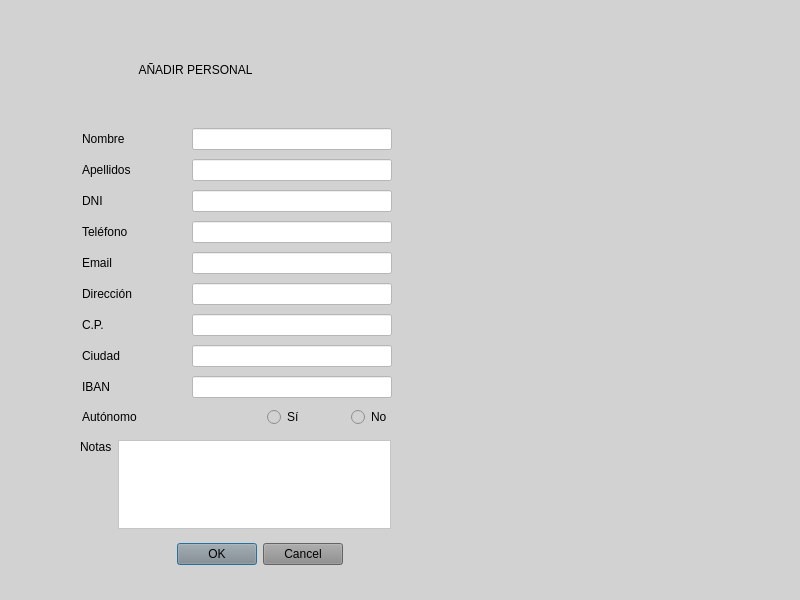
Above: elaleph/anadirpersonal_ui.ui from Aleph1981/elaleph before the change. Below: the same form after it.
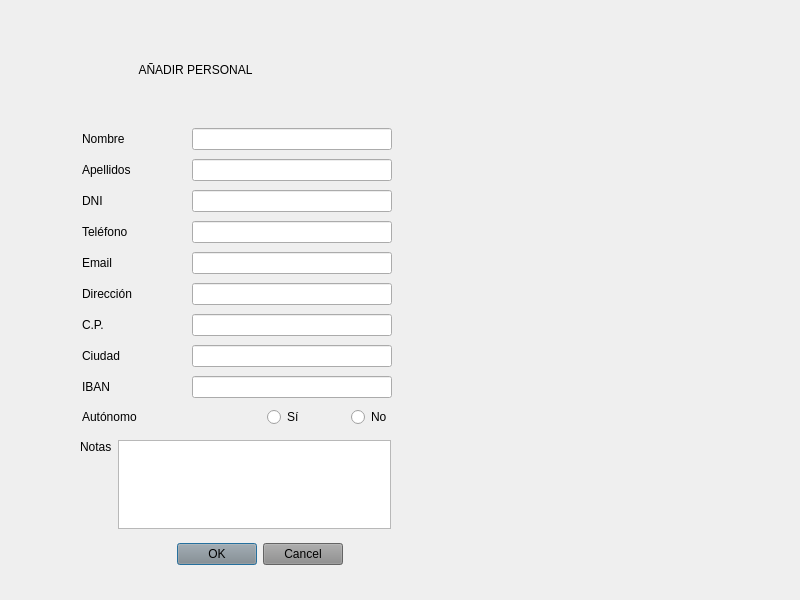
That is the form after the change.

Diff of the .ui file:
```diff
--- a/elaleph/anadirpersonal_ui.ui
+++ b/elaleph/anadirpersonal_ui.ui
@@ -20,7 +20,7 @@
    <string>MainWindow</string>
   </property>
   <property name="styleSheet">
-   <string notr="true">background-color: rgb(210, 210, 210);</string>
+   <string notr="true"/>
   </property>
   <widget class="QWidget" name="centralwidget">
    <property name="sizeIncrement">
@@ -101,9 +101,6 @@
            <height>0</height>
           </size>
          </property>
-         <property name="styleSheet">
-          <string notr="true">background-color: rgb(255, 255, 255);</string>
-         </property>
          <property name="text">
           <string/>
          </property>
@@ -141,9 +138,6 @@
            <height>0</height>
           </size>
          </property>
-         <property name="styleSheet">
-          <string notr="true">background-color: rgb(255, 255, 255);</string>
-         </property>
         </widget>
        </item>
       </layout>
@@ -178,9 +172,6 @@
            <height>0</height>
           </size>
          </property>
-         <property name="styleSheet">
-          <string notr="true">background-color: rgb(255, 255, 255);</string>
-         </property>
         </widget>
        </item>
       </layout>
@@ -215,9 +206,6 @@
            <height>0</height>
           </size>
          </property>
-         <property name="styleSheet">
-          <string notr="true">background-color: rgb(255, 255, 255);</string>
-         </property>
         </widget>
        </item>
       </layout>
@@ -252,9 +240,6 @@
            <height>0</height>
           </size>
          </property>
-         <property name="styleSheet">
-          <string notr="true">background-color: rgb(255, 255, 255);</string>
-         </property>
         </widget>
        </item>
       </layout>
@@ -289,9 +274,6 @@
            <height>0</height>
           </size>
          </property>
-         <property name="styleSheet">
-          <string notr="true">background-color: rgb(255, 255, 255);</string>
-         </property>
          <property name="text">
           <string/>
          </property>
@@ -329,9 +311,6 @@
            <height>0</height>
           </size>
          </property>
-         <property name="styleSheet">
-          <string notr="true">background-color: rgb(255, 255, 255);</string>
-         </property>
          <property name="text">
           <string/>
          </property>
@@ -369,9 +348,6 @@
            <height>0</height>
           </size>
          </property>
-         <property name="styleSheet">
-          <string notr="true">background-color: rgb(255, 255, 255);</string>
-         </property>
          <property name="text">
           <string/>
          </property>
@@ -409,9 +385,6 @@
            <height>0</height>
           </size>
          </property>
-         <property name="styleSheet">
-          <string notr="true">background-color: rgb(255, 255, 255);</string>
-         </property>
         </widget>
        </item>
       </layout>
@@ -513,7 +486,7 @@
      <item>
       <widget class="QTextEdit" name="textNOTAS">
        <property name="styleSheet">
-        <string notr="true">background-color: rgb(255, 255, 255);</string>
+        <string notr="true"/>
        </property>
       </widget>
      </item>
```
